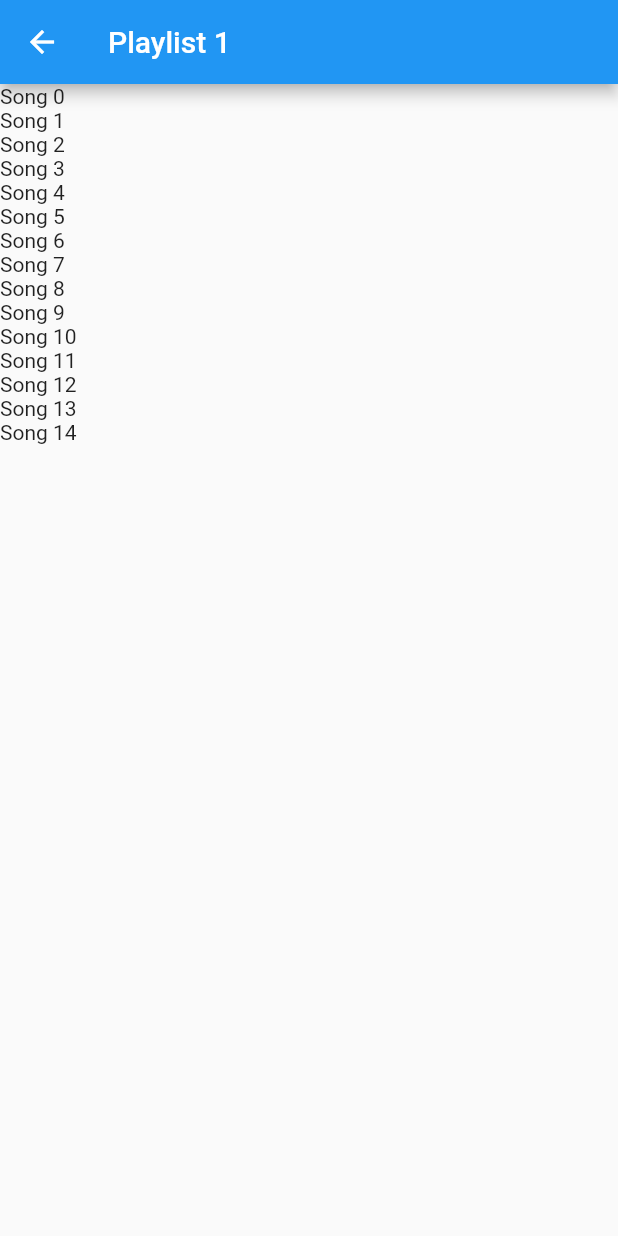
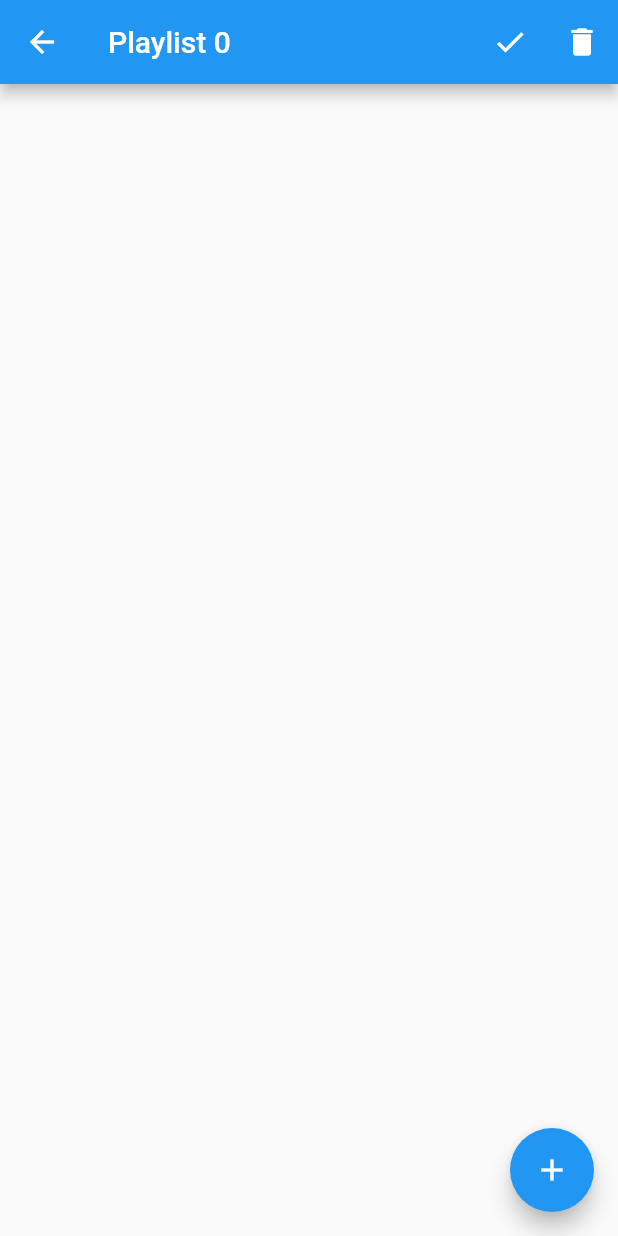
Before and after one commit to Kaelinator/song_sync, a Flutter app: the screen it shows after launch, after a tap on the "add" icon, on a phone screen of 412 x 824 dp. Run offline on Flutter 3.47's test engine with Material 2 defaults, Android fonts, the phone set to English and light mode, and no system bars; missing offline and left inert: secure_string.

Commit message:
primitive song management

```diff
--- a/lib/UI/context_FAB.dart
+++ b/lib/UI/context_FAB.dart
@@ -20,9 +20,7 @@ class ContextFAB extends StatelessWidget {
 
     return new File(join(playlistDir.path, "$name.json"))
       .create()
-      .then((file) => file.writeAsString("Just a test!")
-        .then((file) => file));
-      // .catchError((error) => setState());
+      .then((file) => file.writeAsString("Just a test!"));
   }
 
   @override
--- a/lib/pages/edit_playlist.dart
+++ /dev/null
@@ -1,24 +0,0 @@
-
-import "package:flutter/material.dart";
-
-class EditPlaylist extends StatefulWidget {
-  @override
-  EditPlaylistState createState() => EditPlaylistState();
-}
-
-class EditPlaylistState extends State<EditPlaylist> {
-  @override
-  Widget build(BuildContext context) {
-    return new Scaffold(
-      appBar: new AppBar(
-        title: const Text("Playlist 1")
-      ),
-      body: new ListView.builder(
-      itemCount: 15,
-      itemBuilder: (BuildContext context, int index) {
-        return new Text("Song $index");
-      }
-    ),
-    );
-  }
-}
--- /dev/null
+++ b/lib/pages/playlist_studio.dart
@@ -0,0 +1,117 @@
+
+import "package:flutter/material.dart";
+import "package:path/path.dart";
+
+import "dart:io";
+import "dart:async";
+import "dart:convert";
+
+import "../util/song.dart";
+import "../pages/view_playlists.dart";
+import "../UI/song_tile.dart";
+
+class PlaylistStudio extends StatefulWidget {
+
+  final File index;
+
+  PlaylistStudio(this.index);
+
+  @override
+  PlaylistStudioState createState() => PlaylistStudioState(index);
+}
+
+class PlaylistStudioState extends State<PlaylistStudio> {
+
+  String name;
+  File index;
+  List<Song> playlist = new List<Song>();
+
+  PlaylistStudioState(this.index) {
+    name = basenameWithoutExtension(index.path);
+  }
+
+  @override
+  void initState() {
+    super.initState();
+
+    index.exists()
+      .then((bool isThere) {
+        if (!isThere)
+          return;
+
+        index.readAsString()
+          .then((String data) => json.decode(data));
+      });
+  }
+
+  @override
+  void dispose() {
+    // TODO: save JSON data
+
+    super.dispose();
+  }
+
+  Future<File> createFile() {
+
+    print("Creating file!");
+
+    return index.exists()
+      .then((bool isThere) => isThere ? index.create() : Future.value(index))
+      .then((File file) => file.writeAsString("Just a test!"));
+  }
+
+  void createSong() {
+
+    List<Song> newPlaylist = List.from(playlist);
+
+    newPlaylist.add(new Song(
+      title: "Song 1"
+    ));
+
+    setState(() {
+      playlist = newPlaylist;
+    });
+  }
+
+  Future<FileSystemEntity> backupAndDelete(BuildContext context) {
+    // TODO: backup jsonData for undo
+
+    PlaylistPageState playlistView = context.ancestorStateOfType(
+      const TypeMatcher<PlaylistPageState>(),
+    );
+
+    return index.delete()
+      .whenComplete(() => playlistView.reloadPlaylists())
+      .whenComplete(() => Navigator.pop(context));
+  }
+
+  @override
+  Widget build(BuildContext context) {
+    return new Scaffold(
+      appBar: new AppBar(
+        title: new Text(name),
+        actions: <Widget>[
+          new IconButton(
+            icon: new Icon(Icons.check),
+            onPressed: () => Navigator.pop(context)
+          ),
+          new IconButton(
+            icon: new Icon(Icons.delete),
+            onPressed: () => backupAndDelete(context)
+          )
+        ],
+      ),
+      body: new ListView.builder(
+        itemCount: playlist.length,
+        itemBuilder: (BuildContext context, int index) {
+          return new SongTile(playlist[index]);
+        }
+      ),
+      floatingActionButton: new FloatingActionButton(
+        child: new Icon(Icons.add),
+        tooltip: "Add a song",
+        onPressed: createSong,
+      ),
+    );
+  }
+}
--- a/lib/pages/view_playlists.dart
+++ b/lib/pages/view_playlists.dart
@@ -5,11 +5,13 @@ import "package:path/path.dart";
 import "dart:io";
 import "dart:async";
 
-import "../UI/playlist.dart";
+import "../UI/playlist_tile.dart";
 
-import "./edit_playlist.dart";
+import "./playlist_studio.dart";
 
 class PlaylistPage extends StatefulWidget {
+
+  PlaylistPage();
 
   @override
   State createState() => new PlaylistPageState();
@@ -50,6 +52,7 @@ class PlaylistPageState extends State<PlaylistPage> {
   void reloadPlaylists() {
 
     playlists = new List<File>();
+    print("reloaded files");
 
     readPlaylists(playlistDir);
   }
@@ -68,6 +71,9 @@ class PlaylistPageState extends State<PlaylistPage> {
       });
   }
 
+  File _newPlaylistFile() =>
+    new File(join(playlistDir.path, "Playlist ${playlists.length}.json"));
+
   @override
   Widget build(BuildContext context) => new Scaffold(
     appBar: new AppBar(
@@ -76,13 +82,15 @@ class PlaylistPageState extends State<PlaylistPage> {
     body: new ListView.builder(
       itemCount: playlists.length,
       itemBuilder: (BuildContext context, int index) {
-        return new Playlist(playlists[index]);
+        return new PlaylistTile(playlists[index]);
       }
     ),
     floatingActionButton: new FloatingActionButton(
       child: const Icon(Icons.add),
       onPressed: () => Navigator.push(context,
-        new MaterialPageRoute(builder: (context) => new EditPlaylist())
+        new MaterialPageRoute(
+          builder: (context) => new PlaylistStudio(_newPlaylistFile())
+        )
       ),
       tooltip: "Create a new playlist",
     ),
--- a/lib/util/song.dart
+++ b/lib/util/song.dart
@@ -4,9 +4,20 @@ import "dart:io";
 class Song {
 
   List<Duration> drops = new List<Duration>();
-  String name;
+  String title;
   File address;
 
-  Song(this.name, this.address, this.drops);
+  Song({this.title, this.address, this.drops});
 
+  Song.fromJson(Map<String, dynamic> json)
+      : title = json['title'],
+        address = json['address'],
+        drops = json['drops'];
+
+  Map<String, dynamic> toJson() =>
+    {
+      'title': title,
+      'address': address,
+      'drops': drops
+    };
 }
```
Also changed, not shown: lib/UI/playlist.dart (deleted, +0 -72 lines), lib/UI/playlist_tile.dart (added, +29 -0 lines), lib/UI/song_tile.dart (added, +28 -0 lines).
